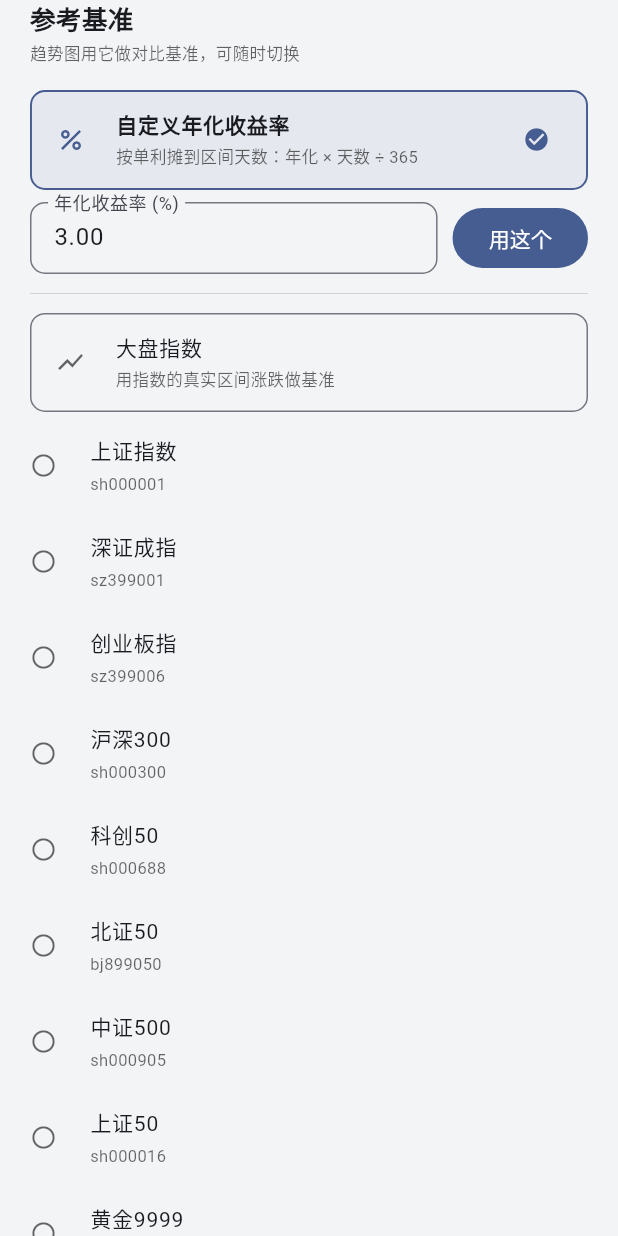
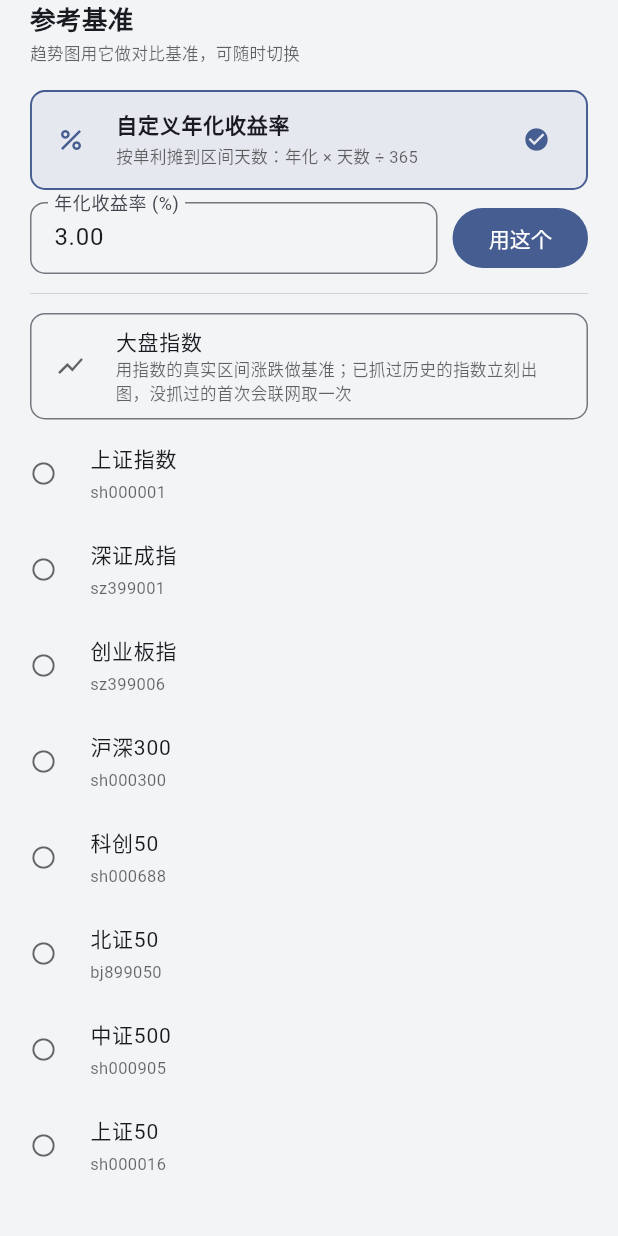
Before and after one commit to weilely/tiaocang-zhushou, a Flutter app: the _BenchmarkSheet widget shown alone on an empty page, opened directly with empty values, on a phone screen of 412 x 824 dp. Run offline on Flutter 3.47's test engine with Material 3 defaults, Android fonts, the phone set to English and light mode, and no system bars; our stand-ins replace image_picker, local_auth, sqflite; missing offline and left inert: google_mlkit_text_recognition, local_auth_android, pinyin; accounts and stored records are empty; network calls fail.

Commit message:
基准候选只列"能提供历史行情"的指数；补一句加载说明
用户问「参考指标数据是现取还是有历史数据，不然加载得有点慢，那个黄金就没有数据」。

查明：
- 趋势图画图读的是**本地 nav_history（不联网）**，所以已抓过的指数立刻出图；
  只有**首次**选到没抓过历史的指数时才会当场联网抓一次（那一下就慢），抓完入库。
  当前库里已有 sh000001 / sh000016 / sh000300 / sh000905（各 1500 条、到 09-21）。
- **黄金9999 没有任何历史数据**：它的实时价走新浪 gds_AU9999，但**没有历史 K 线通道**；
  而基准候选是直接取自 MarketIndex.presets，`em:` 前缀那几个（黄金9999）也被列进去了
  -> 选它当基准永远画不出曲线（用户报的"那个黄金就没有数据"）。

改动：
1) 基准列表过滤掉 `em:` 开头的项（只有实时报价、没有历史的不能当基准）
2) 「大盘指数」那一行的说明补上「已抓过历史的指数立刻出图，没抓过的首次会联网取一次」

不升版本、不发布。

```diff
--- a/lib/ui/widgets/returns_stats_card.dart
+++ b/lib/ui/widgets/returns_stats_card.dart
@@ -551,12 +551,17 @@ class _BenchmarkSheetState extends State<_BenchmarkSheet> {
               selected: cur.kind == BenchmarkKind.marketIndex,
               icon: Icons.show_chart,
               title: '大盘指数',
-              subtitle: '用指数的真实区间涨跌做基准',
+              subtitle: '用指数的真实区间涨跌做基准；'
+                  '已抓过历史的指数立刻出图，没抓过的首次会联网取一次',
               onTap: null,
             ),
             const SizedBox(height: 4),
+            // **只列能提供历史行情的指数**：`em:` 前缀那几个（黄金9999 等）只有
+            // 实时报价、没有历史 K 线通道，选来当基准会永远画不出曲线
+            // （用户报「那个黄金就没有数据」）。
             for (final m in MarketIndex.presets)
-              ListTile(
+              if (!m.code.startsWith('em:'))
+                ListTile(
                 dense: true,
                 contentPadding: EdgeInsets.zero,
                 leading: Icon(
```
